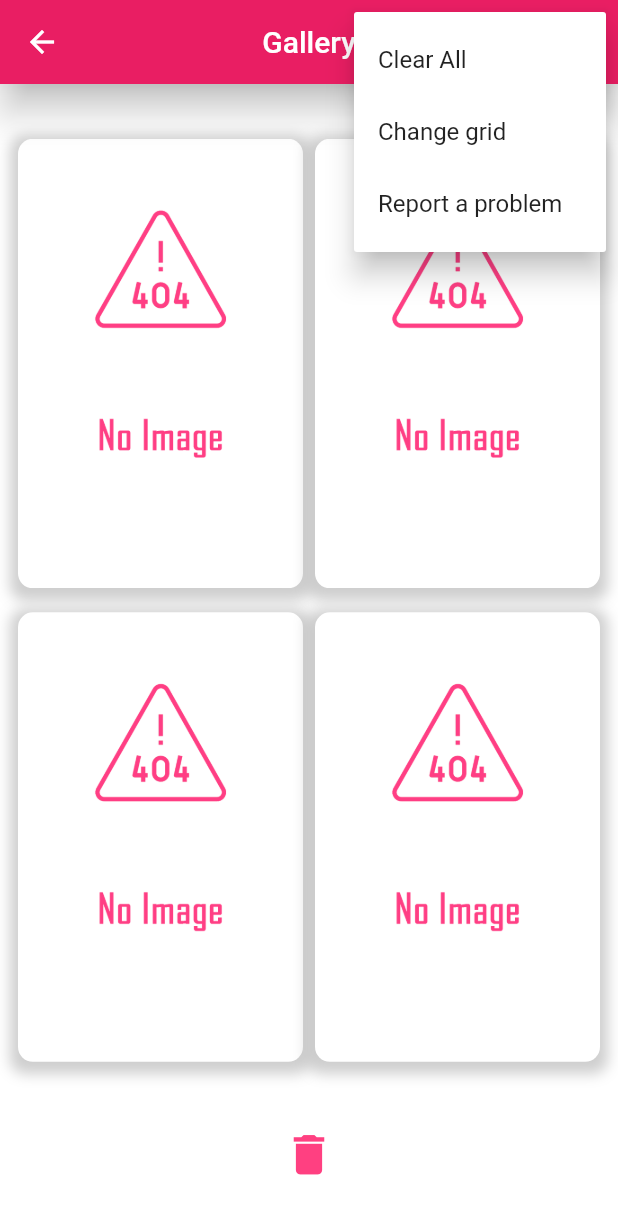
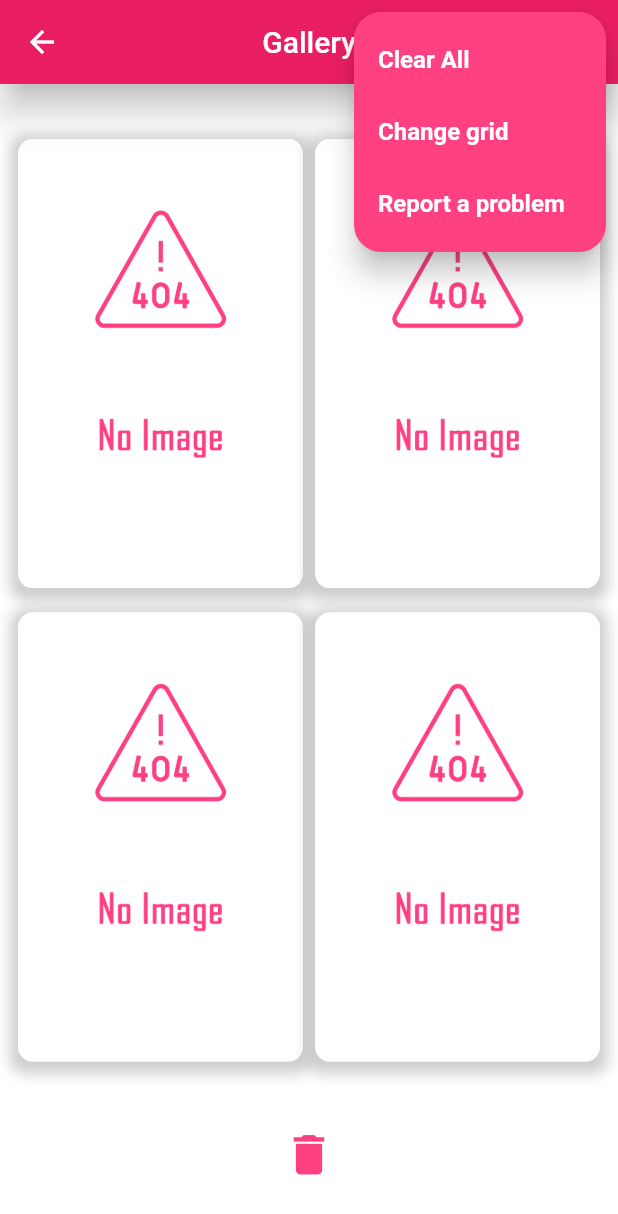
Before and after one commit to TheDechev/PicPick, a Flutter app: the GalleryScreen screen opened by its route, after a tap on the "more vert" icon, on a phone screen of 412 x 824 dp. Shown: the top 1214 px of the screen. Run offline on Flutter 3.47's test engine with Material 2 defaults, Android fonts, the phone set to English and light mode, and no system bars; drawn by our look-alikes of badges; our stand-ins replace bloc, equatable, flutter_bloc, loading_indicator, permission_handler; missing offline and left inert: photo_manager.

Commit message:
settings menu design + allow changing grid size

```diff
--- a/lib/screens/gallery_screen.dart
+++ b/lib/screens/gallery_screen.dart
@@ -53,15 +53,15 @@ class _GalleryScreenState extends State<GalleryScreen> {
           elevation: 10,
           actions: [
             PopupMenuButton(
+              shape: kRoundedShape,
+              color: Colors.pinkAccent,
+              elevation: 8,
               onSelected: (item) => _selectedMenuItem(context, item),
               itemBuilder: (context) => [
-                PopupMenuItem<DotsMenuItem>(
-                    value: DotsMenuItem.ClearAll, child: Text("Clear All")),
-                PopupMenuItem<DotsMenuItem>(
-                    value: DotsMenuItem.GridSize, child: Text("Change grid")),
-                PopupMenuItem<DotsMenuItem>(
-                    value: DotsMenuItem.ReportProblem,
-                    child: Text("Report a problem")),
+                customPopupMenuItem(DotsMenuItem.ClearAll, "Clear All"),
+                customPopupMenuItem(DotsMenuItem.GridSize, "Change grid"),
+                customPopupMenuItem(
+                    DotsMenuItem.ReportProblem, "Report a problem"),
               ],
             ),
           ],
@@ -128,6 +128,16 @@ class _GalleryScreenState extends State<GalleryScreen> {
               }),
             ),
           ],
+        ));
+  }
+
+  PopupMenuItem<DotsMenuItem> customPopupMenuItem(
+      DotsMenuItem item, String text) {
+    return PopupMenuItem<DotsMenuItem>(
+        value: item,
+        child: Text(
+          text,
+          style: TextStyle(color: Colors.white, fontWeight: FontWeight.w600),
         ));
   }
 
@@ -224,6 +234,13 @@ class _GalleryScreenState extends State<GalleryScreen> {
     );
   }
 
+  void _reloadPage({int numImages = kDefaultNumImagesToShow}) {
+    _numImagesToShow = numImages;
+    _imagesBloc.add(ReloadImages(_numImagesToShow));
+    _counterBloc.add(CounterEvent.reset);
+    _selectedItems.clear();
+  }
+
   void _selectedMenuItem(BuildContext context, DotsMenuItem item) {
     switch (item) {
       case DotsMenuItem.ClearAll:
@@ -232,6 +249,24 @@ class _GalleryScreenState extends State<GalleryScreen> {
         _counterBloc.add(CounterEvent.reset);
         break;
       case DotsMenuItem.GridSize:
+        showDialog(
+            context: context,
+            builder: (context) {
+              return SimpleDialog(
+                elevation: 8,
+                backgroundColor: Colors.pinkAccent,
+                shape: kRoundedShape,
+                title: Center(
+                    child: Text("Select Grid Size",
+                        style: TextStyle(
+                            color: Colors.white, fontWeight: FontWeight.w600))),
+                children: [
+                  customDialogOption(context, 2),
+                  customDialogOption(context, 4),
+                  customDialogOption(context, 8)
+                ],
+              );
+            });
         print("grid size selected");
         break;
       case DotsMenuItem.ReportProblem:
@@ -242,4 +277,19 @@ class _GalleryScreenState extends State<GalleryScreen> {
         break;
     }
   }
+
+  SimpleDialogOption customDialogOption(BuildContext context, int num) {
+    return SimpleDialogOption(
+      child: Center(
+        child: Text(
+          num.toString(),
+          style: TextStyle(color: Colors.white, fontSize: 16),
+        ),
+      ),
+      onPressed: () {
+        _reloadPage(numImages: num);
+        Navigator.pop(context);
+      },
+    );
+  }
 }
--- a/lib/utils/constants.dart
+++ b/lib/utils/constants.dart
@@ -7,3 +7,6 @@ const kNoImageAsset = 'images/no_image.png';
 final kImageHeroTag = 'imageHero';
 
 const int kDefaultNumImagesToShow = 4;
+
+const kRoundedShape =
+    RoundedRectangleBorder(borderRadius: BorderRadius.all(Radius.circular(18)));
```
